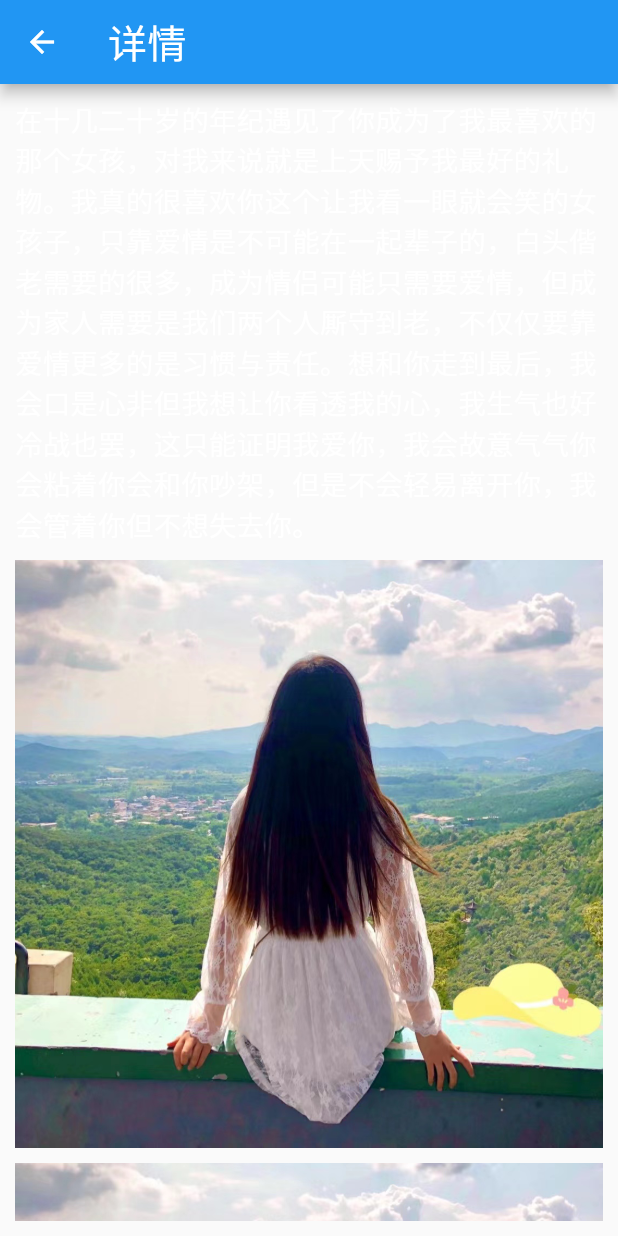
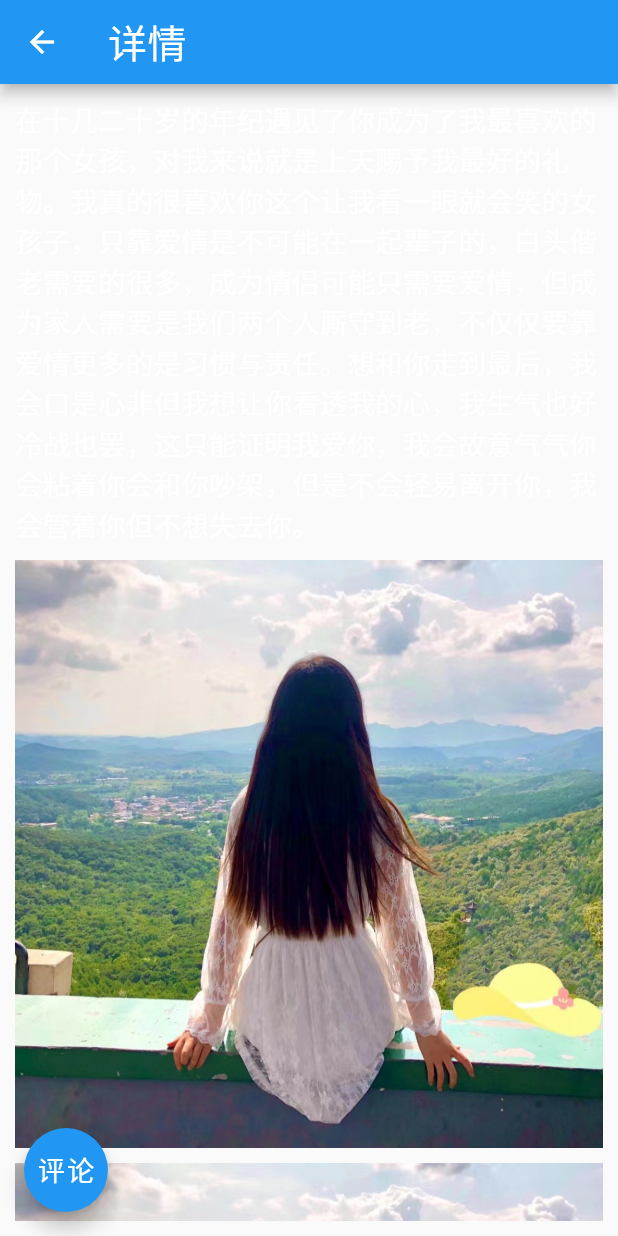
Before and after one commit to daicx/skuu_web, a Flutter app: the LookArticalPage screen opened directly, on a phone screen of 412 x 824 dp. Run offline on Flutter 3.47's test engine with Material 2 defaults, Android fonts, the phone set to English and light mode, and no system bars; our stand-ins replace adaptive_dialog, auto_size_text, dash_chat_2, dropdown_button2, fluro, flutter_screenutil and 2 more; missing offline and left inert: comment_tree, dart:html, dash_chat, lpinyin; network calls fail; key blocks and very long unbroken strings in the code were emptied for the run.

Commit message:
查看文章

```diff
--- a/lib/pages/lookart/look_art_page.dart
+++ b/lib/pages/lookart/look_art_page.dart
@@ -30,6 +30,9 @@ class _LookArticalPage extends State<LookArticalPage>
     '正序',
     '倒序',
   ];
+  bool ifInputing = false;
+
+  final searchController = TextEditingController();
 
   @override
   void initState() {
@@ -67,6 +70,59 @@ class _LookArticalPage extends State<LookArticalPage>
           ],
         ),
       ),
+      floatingActionButtonLocation: FloatingActionButtonLocation.startFloat,
+      floatingActionButton: ifInputing == true
+          ? SizedBox(
+              width: hiddenRight ? 1.sw - 400 : 1.sw-30,
+              height: 100,
+              child: TextField(
+                maxLines: 100,
+                controller: searchController,
+                decoration: InputDecoration(
+                  fillColor: Colors.white,
+                  filled: true,
+                  hintText: '评论',
+                  border: InputBorder.none,
+                  suffix: Column(
+                    children: [
+                      TextButton(
+                          onPressed: () => {
+                                setState(() {
+                                  ifInputing = false;
+                                })
+                              },
+                          child: Text('发表')),
+                      TextButton(
+                          onPressed: () => {
+                                setState(() {
+                                  ifInputing = false;
+                                })
+                              },
+                          child: Text('取消')),
+                    ],
+                  ),
+                  enabledBorder: OutlineInputBorder(
+                    borderSide: BorderSide(color: Color(0xFFDCDFE6)),
+                    borderRadius: BorderRadius.all(Radius.circular(10.0)),
+                  ),
+                  focusedBorder: OutlineInputBorder(
+                    borderSide: BorderSide(color: Color(0xFF409EFF)),
+                    borderRadius: BorderRadius.all(Radius.circular(10.0)),
+                  ),
+                ),
+                onChanged: (a) {
+                  setState(() {});
+                },
+              ),
+            )
+          : FloatingActionButton(
+              onPressed: () => {
+                setState(() {
+                  ifInputing = true;
+                })
+              },
+              child: Text('评论'),
+            ),
     );
   }
 
@@ -280,9 +336,7 @@ class _LookArticalPage extends State<LookArticalPage>
         ),
       ),
       onTap: () {
-        setState(() {
-
-        });
+        setState(() {});
       },
     );
   }
```
Also changed, not shown: lib/pages/me/myku_page.dart (+8 -22 lines), lib/pages/search/search_item_v2.dart (added, +194 -0 lines), lib/pages/search/search_page.dart (+2 -15 lines), imgs/recharge.gif (added).
